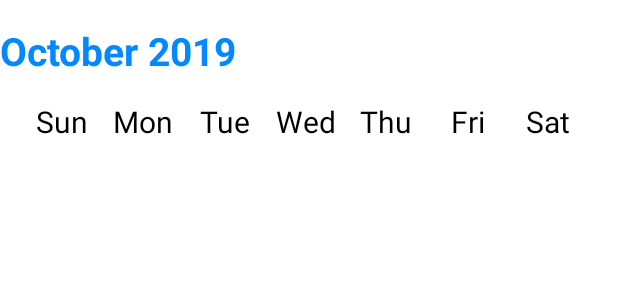
After one commit to RunningLifea/RunningLife, an Android app: the layout calendar_month_layout.xml on its own in the app's theme, with its tools: preview values and no code run, on a phone screen of 412 x 824 dp. The commit adds this screen. Shown: the top 300 px of the screen. Run offline under Robolectric (Android 15) with nearby library versions, the phone set to English and light mode, and no system bars.

Commit message:
LeeYooSeok_monthlyUI_calendar

```diff
--- /dev/null
+++ b/app/src/main/res/layout/calendar_month_layout.xml
@@ -0,0 +1,87 @@
+<?xml version="1.0" encoding="utf-8"?>
+<LinearLayout xmlns:android="http://schemas.android.com/apk/res/android"
+    xmlns:tools="http://schemas.android.com/tools"
+    android:layout_width="match_parent"
+    android:layout_height="wrap_content"
+    android:orientation="vertical"
+    >
+    <TextView xmlns:android="http://schemas.android.com/apk/res/android"
+        xmlns:tools="http://schemas.android.com/tools"
+        android:id="@+id/calendarMonthText"
+        android:layout_width="match_parent"
+        android:layout_height="wrap_content"
+        android:paddingVertical="16dp"
+        android:textSize="26sp"
+        android:textColor="#0488FE"
+        android:textStyle="bold"
+        tools:text="October 2019" />
+    <LinearLayout
+        android:layout_width="match_parent"
+        android:layout_height="wrap_content"
+        android:orientation="horizontal"
+        android:gravity="center_horizontal">
+        <TextView xmlns:android="http://schemas.android.com/apk/res/android"
+            xmlns:tools="http://schemas.android.com/tools"
+            android:id="@+id/sun"
+            android:layout_width="54dp"
+            android:layout_height="wrap_content"
+            android:textSize="20sp"
+            android:textColor="@color/black"
+            android:textAlignment="center"
+            android:text="Sun" />
+        <TextView xmlns:android="http://schemas.android.com/apk/res/android"
+            xmlns:tools="http://schemas.android.com/tools"
+            android:id="@+id/mon"
+            android:layout_width="54dp"
+            android:layout_height="wrap_content"
+            android:textSize="20sp"
+            android:textColor="@color/black"
+            android:textAlignment="center"
+            android:text="Mon" />
+        <TextView xmlns:android="http://schemas.android.com/apk/res/android"
+            xmlns:tools="http://schemas.android.com/tools"
+            android:id="@+id/tue"
+            android:layout_width="54dp"
+            android:layout_height="wrap_content"
+            android:textSize="20sp"
+            android:textColor="@color/black"
+            android:textAlignment="center"
+            android:text="Tue" />
+        <TextView xmlns:android="http://schemas.android.com/apk/res/android"
+            xmlns:tools="http://schemas.android.com/tools"
+            android:id="@+id/wed"
+            android:layout_width="54dp"
+            android:layout_height="wrap_content"
+            android:textSize="20sp"
+            android:textColor="@color/black"
+            android:textAlignment="center"
+            android:text="Wed" />
+        <TextView xmlns:android="http://schemas.android.com/apk/res/android"
+            xmlns:tools="http://schemas.android.com/tools"
+            android:id="@+id/thu"
+            android:layout_width="54dp"
+            android:layout_height="wrap_content"
+            android:textSize="20sp"
+            android:textColor="@color/black"
+            android:textAlignment="center"
+            android:text="Thu" />
+        <TextView xmlns:android="http://schemas.android.com/apk/res/android"
+            xmlns:tools="http://schemas.android.com/tools"
+            android:id="@+id/fri"
+            android:layout_width="54dp"
+            android:layout_height="wrap_content"
+            android:textSize="20sp"
+            android:textColor="@color/black"
+            android:textAlignment="center"
+            android:text="Fri" />
+
+        <TextView
+            android:id="@+id/sat"
+            android:layout_width="58dp"
+            android:layout_height="wrap_content"
+            android:text="Sat "
+            android:textAlignment="center"
+            android:textColor="@color/black"
+            android:textSize="20sp" />
+    </LinearLayout>
+</LinearLayout>
```
Also changed, not shown: app/build.gradle (+7 -1 lines), app/src/main/java/com/example/runninglife/DayViewContainer.kt (added, +13 -0 lines), app/src/main/java/com/example/runninglife/fragment/FragmentDaily.kt (+10 -7 lines), app/src/main/java/com/example/runninglife/fragment/FragmentMonthly.kt (+60 -13 lines), app/src/main/java/com/example/runninglife/popup/PopupActivity.kt (+7 -2 lines), app/src/main/res/layout/calendar_day_layout.xml (added, +15 -0 lines), app/src/main/res/layout/fragment_monthly.xml (+29 -74 lines), app/src/main/res/layout/popup_daily.xml (+108 -19 lines).
